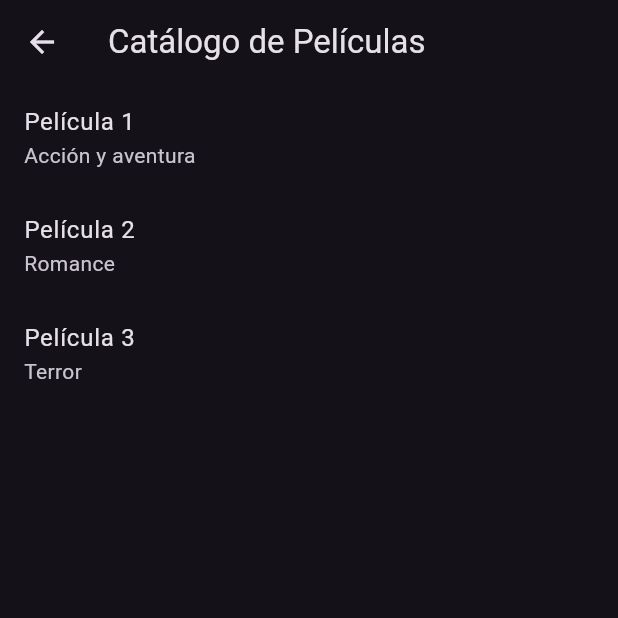
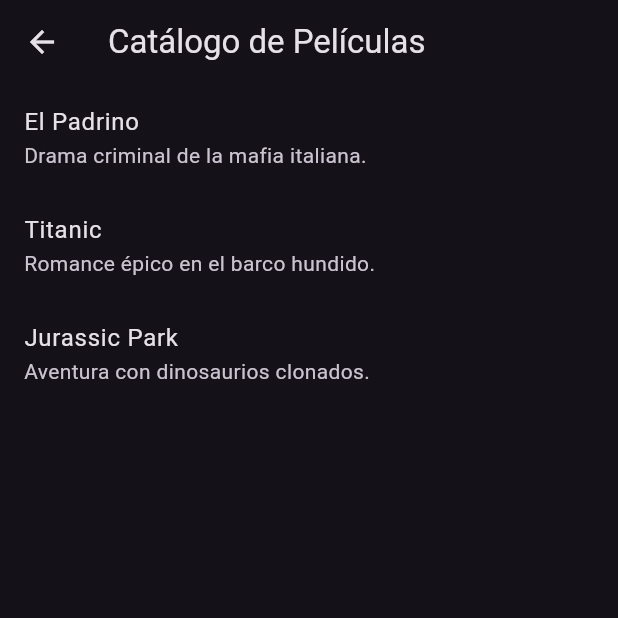
Before and after one commit to J03LK/app-stream, a Flutter app: the HomeScreen screen opened by its route, on a phone screen of 412 x 824 dp, the top half of it. Run offline on Flutter 3.47's test engine with Material 3 defaults, Android fonts, the phone set to English and light mode, and no system bars.

Commit message:
primeros cambios

```diff
--- a/lib/screens/home_screen.dart
+++ b/lib/screens/home_screen.dart
@@ -1,10 +1,23 @@
+import 'package:app_stream/screens/movie_details_screen.dart';
 import 'package:flutter/material.dart';
 
 class HomeScreen extends StatelessWidget {
   final List<Map<String, String>> peliculas = [
-    {"titulo": "Película 1", "descripcion": "Acción y aventura", "imagen": ""},
-    {"titulo": "Película 2", "descripcion": "Romance", "imagen": ""},
-    {"titulo": "Película 3", "descripcion": "Terror", "imagen": ""},
+    {
+      "titulo": "El Padrino",
+      "descripcion": "Drama criminal de la mafia italiana.",
+      "imagen": "url_imagen1.jpg",
+    },
+    {
+      "titulo": "Titanic",
+      "descripcion": "Romance épico en el barco hundido.",
+      "imagen": "url_imagen2.jpg",
+    },
+    {
+      "titulo": "Jurassic Park",
+      "descripcion": "Aventura con dinosaurios clonados.",
+      "imagen": "url_imagen3.jpg",
+    },
   ];
 
   @override
@@ -17,7 +30,18 @@ class HomeScreen extends StatelessWidget {
           return ListTile(
             title: Text(peliculas[index]['titulo']!),
             subtitle: Text(peliculas[index]['descripcion']!),
-            onTap: () => Navigator.pushNamed(context, '/detail'),
+            onTap: () {
+              Navigator.push(
+                context,
+                MaterialPageRoute(
+                  builder: (context) => MovieDetailScreen(
+                    titulo: peliculas[index]['titulo']!,
+                    descripcion: peliculas[index]['descripcion']!,
+                    imagen: peliculas[index]['imagen']!,
+                  ),
+                ),
+              );
+            },
           );
         },
       ),
```
Also changed, not shown: lib/screens/movie_details_screen.dart (+17 -3 lines).
